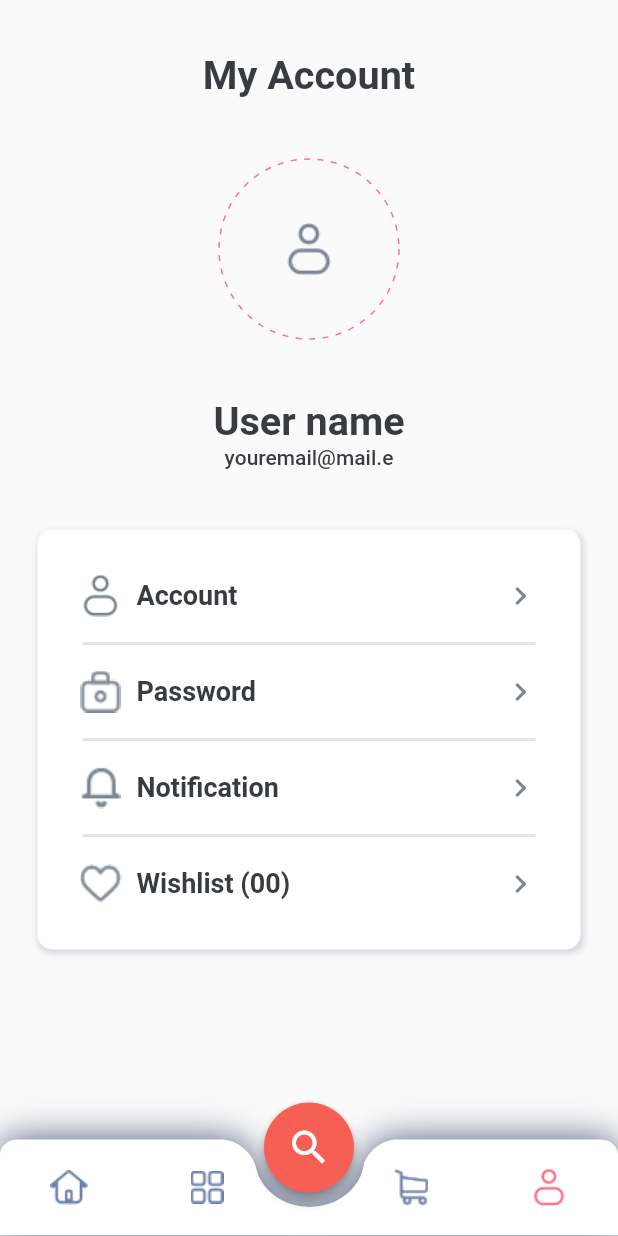
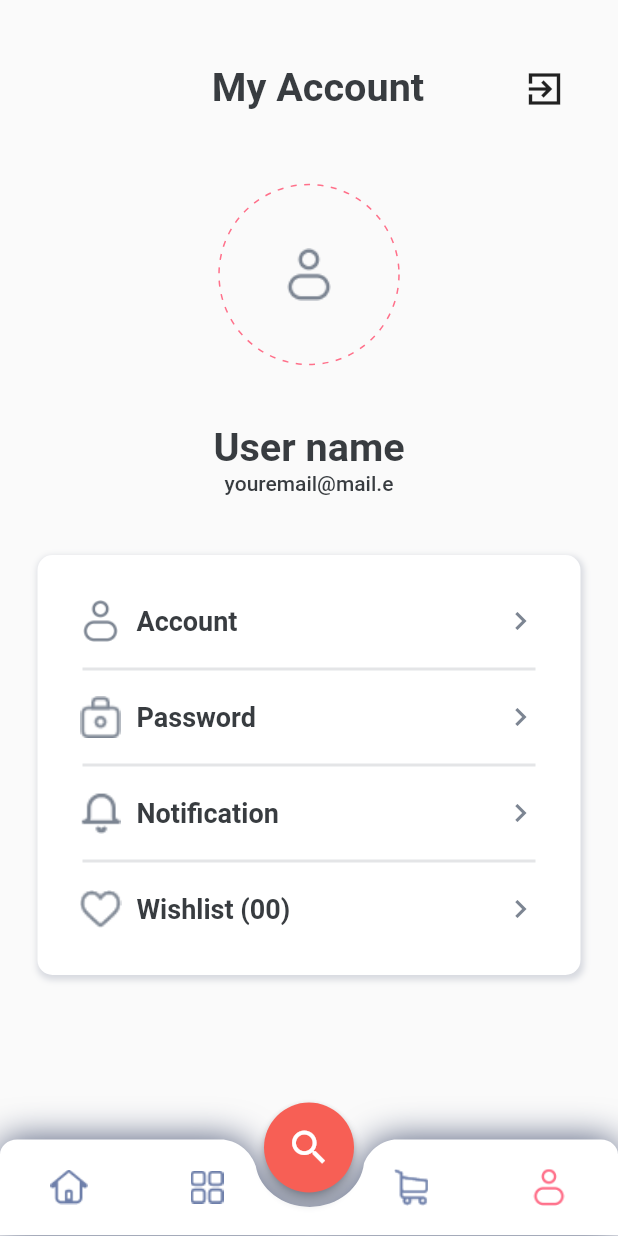
Before and after one commit to izajul/dokan_demo, a Flutter app: the Home screen opened by its route, swiped to page 2, on a phone screen of 412 x 824 dp. Run offline on Flutter 3.47's test engine with Material 2 defaults, Android fonts, the phone set to English and light mode, and no system bars; drawn by our look-alikes of dotted_border; our stand-ins replace flutter_rating_bar, flutter_spinkit, get, shared_preferences; accounts and stored records are empty; network calls fail.

Commit message:
Logout Button added

```diff
--- a/lib/view/screens/profile.screen.dart
+++ b/lib/view/screens/profile.screen.dart
@@ -1,5 +1,7 @@
 import 'package:dokan/controller/profile.controller.dart';
+import 'package:dokan/services/local.service.dart';
 import 'package:dokan/utils/appearance.dart';
+import 'package:dokan/view/login.view.dart';
 import 'package:dokan/view/reuseable/account_details.reuseable.dart';
 import 'package:dokan/view/widget/expandable_list.widget.dart';
 import 'package:dotted_border/dotted_border.dart';
@@ -26,11 +28,28 @@ class Profile extends StatelessWidget {
               padding: const EdgeInsets.only(
                 top: 35,
               ),
-              child: Center(
-                child: Text(
-                  "My Account",
-                  style: textTheme.headline5?.apply(fontSizeFactor: 1.2),
-                ),
+              child: Row(
+                mainAxisAlignment: MainAxisAlignment.spaceBetween,
+                children: [
+                  const SizedBox(
+                    width: 60,
+                  ),
+                  Text(
+                    "My Account",
+                    style: textTheme.headline5?.apply(fontSizeFactor: 1.2),
+                  ),
+                  IconButton(
+                    onPressed: () async {
+                      await LocalService.clearPreference();
+                      Navigator.pushNamedAndRemoveUntil(
+                          context, Login.routeName, (route) => false);
+                    },
+                    icon: const Icon(
+                      Icons.exit_to_app_sharp,
+                      size: 28,
+                    ),
+                  )
+                ],
               ),
             ),
 
```
